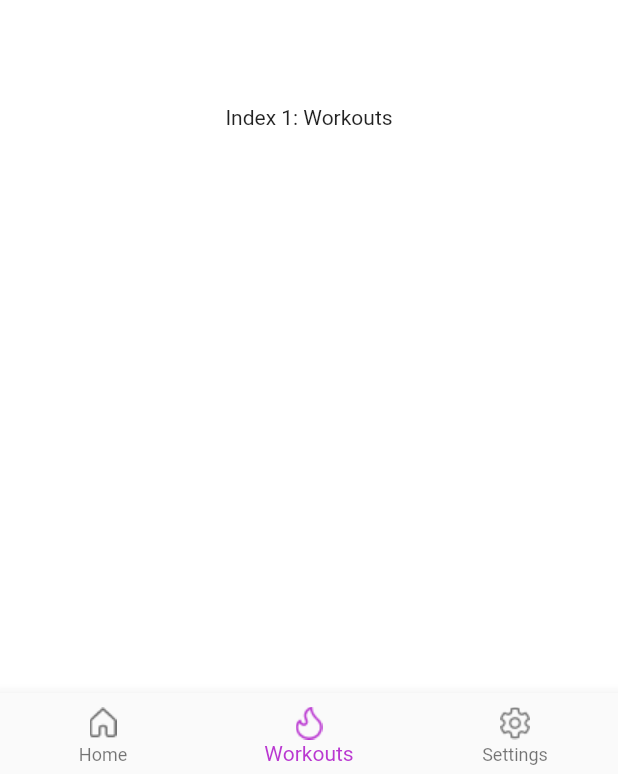
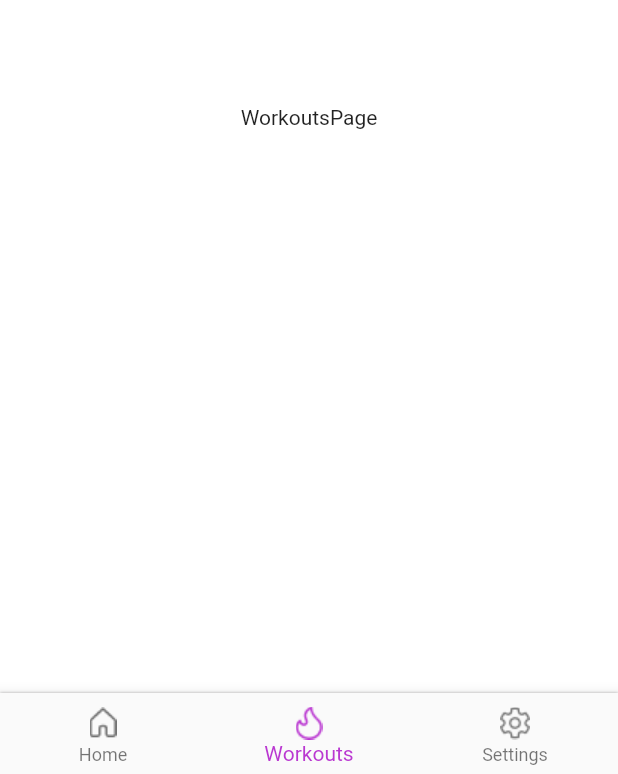
Before and after one commit to alexisbl14/fitness_tracker_app, a Flutter app: the screen it shows after launch, item 2 of the bottom bar chosen, on a phone screen of 412 x 824 dp. Shown: the part 459-1233 px from the top of the screen. Run offline on Flutter 3.47's test engine with Material 2 defaults, Android fonts, the phone set to English and light mode, and no system bars; Roboto replaces fonts that are missing (NotoSansKR).

Commit message:
made tab bar with pages

```diff
--- a/lib/screens/page/tab_bar_page.dart
+++ b/lib/screens/page/tab_bar_page.dart
@@ -1,6 +1,9 @@
 import 'package:flutter/src/foundation/key.dart';
 import 'package:flutter/src/widgets/framework.dart';
 import 'package:flutter/material.dart';
+import 'package:fitness_tracker_app/screens/home/home_page.dart';
+import 'package:fitness_tracker_app/screens/workouts/workouts_page.dart';
+import 'package:fitness_tracker_app/screens/settings/settings_page.dart';
 
 class TabBarPage extends StatefulWidget {
   const TabBarPage({Key? key}) : super(key: key);
@@ -23,6 +26,11 @@ class _TabBarPageState extends State<TabBarPage> {
     ),
   ];
 
+  Widget _createTabBody(BuildContext context, int index) {
+    final children = [HomePage(), WorkoutsPage(), SettingsScreen()];
+    return children[index];
+  }
+
   void _onTabTapped(int index) {
     setState(() {
       _selectedIndex = index;
@@ -34,25 +42,41 @@ class _TabBarPageState extends State<TabBarPage> {
     return SafeArea(
       child: Scaffold(
         body: Center(
-          child: _tabBarOptions.elementAt(_selectedIndex),
+          child: _createTabBody(context, _selectedIndex),
         ),
-        bottomNavigationBar: BottomNavigationBar(
+        bottomNavigationBar: Container(
+          decoration: BoxDecoration(
+            boxShadow: <BoxShadow>[
+              bottomNavBarBoxShadow(),
+            ],
+          ),
+          child: BottomNavigationBar(
               items: const <BottomNavigationBarItem>[
                 BottomNavigationBarItem(
                     icon: ImageIcon(AssetImage("assets/icons/home_icon.png")),
                     label: 'Home'),
                 BottomNavigationBarItem(
-                icon: ImageIcon(AssetImage("assets/icons/workouts_icon.png")),
+                    icon:
+                        ImageIcon(AssetImage("assets/icons/workouts_icon.png")),
                     label: 'Workouts'),
                 BottomNavigationBarItem(
-                icon: ImageIcon(AssetImage("assets/icons/settings_icon.png")),
+                    icon:
+                        ImageIcon(AssetImage("assets/icons/settings_icon.png")),
                     label: 'Settings'),
               ],
               currentIndex: _selectedIndex,
               selectedItemColor: Color.fromARGB(255, 186, 56, 209),
               onTap: _onTabTapped,
+              elevation: 10.0),
         ),
       ),
     );
   }
+
+  BoxShadow bottomNavBarBoxShadow() {
+    return const BoxShadow(
+      color: Color.fromARGB(255, 174, 173, 173),
+      blurRadius: 1,
+    );
   }
+}
--- /dev/null
+++ b/lib/screens/workouts/workouts_page.dart
@@ -0,0 +1,21 @@
+import 'package:flutter/material.dart';
+
+class WorkoutsPage extends StatefulWidget {
+  const WorkoutsPage({Key? key}) : super(key: key);
+
+  @override
+  State<WorkoutsPage> createState() => _WorkoutsPageState();
+}
+
+class _WorkoutsPageState extends State<WorkoutsPage> {
+  @override
+  Widget build(BuildContext context) {
+    return SafeArea(
+      child: Scaffold(
+        body: Center(
+          child: Text("WorkoutsPage"),
+        ),
+      ),
+    );
+  }
+}
```
Also changed, not shown: lib/screens/home/home_page.dart (added, +21 -0 lines), lib/screens/settings/settings_page.dart (added, +21 -0 lines). Lines whose indentation alone changed are shown as unchanged.
